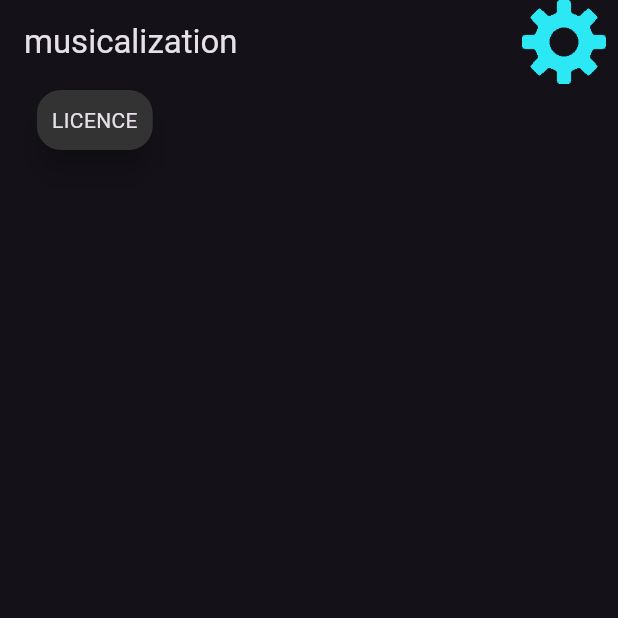
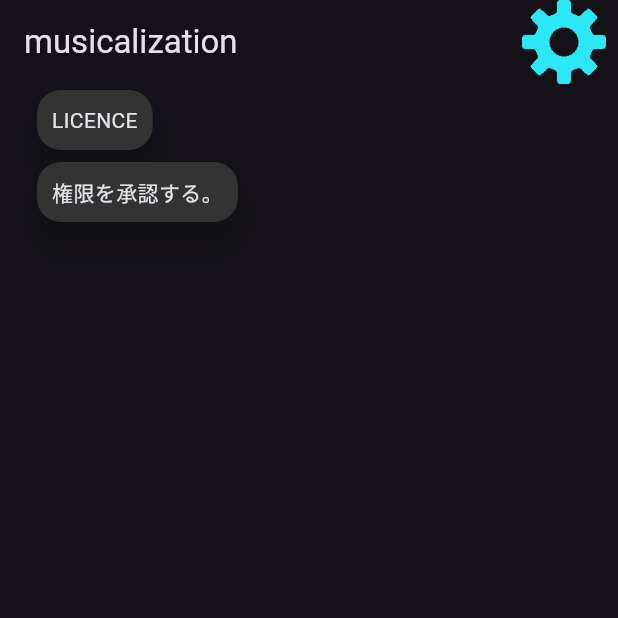
Before and after one commit to Rerurate514/remusicalization, a Flutter app: the SettingPage screen opened directly, on a phone screen of 412 x 824 dp, the top half of it. Run offline on Flutter 3.47's test engine with Material 3 defaults, Android fonts, the phone set to English and light mode, and no system bars; our stand-ins replace audioplayers, file_picker, flutter_riverpod, image_picker, permission_handler, realm; missing offline and left inert: matrix_gesture_detector, youtube_explode_dart; generated files the repository leaves out were written again.

Commit message:
権限をリクエストするボタンの追加

```diff
--- a/lib/pages/SettingPage.dart
+++ b/lib/pages/SettingPage.dart
@@ -2,6 +2,10 @@ import 'package:flutter/material.dart';
 import 'package:musicalization/Widgets/InkCard.dart';
 import 'package:musicalization/Widgets/MyAppBar.dart';
 import 'package:musicalization/Widgets/PageWrapper.dart';
+import 'package:musicalization/logic/permission.dart';
+import 'package:musicalization/utils/showSuccessDialog.dart';
+import 'package:musicalization/utils/showWarnDialog.dart';
+import 'package:permission_handler/permission_handler.dart';
 
 class SettingPage extends StatefulWidget {
   const SettingPage({super.key});
@@ -19,17 +23,41 @@ class _SettingPageState extends State<SettingPage> {
       ),
       body: PageWrapper(
         child: Column(
+          crossAxisAlignment: CrossAxisAlignment.start,
           children: [
-            InkCard(
-              padding: 10,
-              onTap: () {
-                showLicensePage(context: context);
-              },
-              child: const Text("LICENCE"),
-            )
+            _buildLicenceCard(),
+            _buildPermissionRequestButton()
           ],
         ),
       )
     );
   }
+
+  Widget _buildLicenceCard(){
+    return InkCard(
+      padding: 10,
+      onTap: () {
+        showLicensePage(context: context);
+      },
+      child: const Text("LICENCE"),
+    );
+  }
+
+  Widget _buildPermissionRequestButton(){
+    return InkCard(
+      padding: 10,
+      onTap: () async {
+        final media = await MediaAudioPermissionRequester().requestPermission();
+        final storage = await StorageAccessRequester().requestPermission();
+
+        if(media.isGranted && storage.isGranted){
+          showSuccessDialog("権限が全て認証されています！");
+        }
+        else{
+          showWarnDialog("必要な権限が足りていません。");
+        }
+      },
+      child: const Text("権限を承認する。")
+    );
+  }
 }
```
